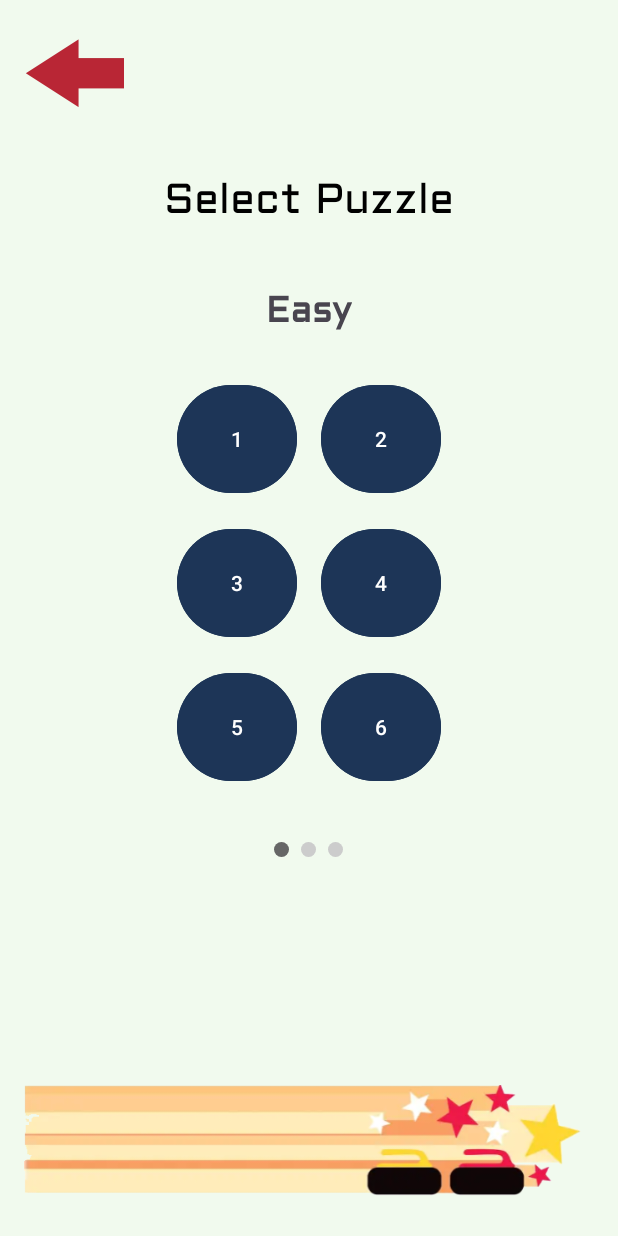
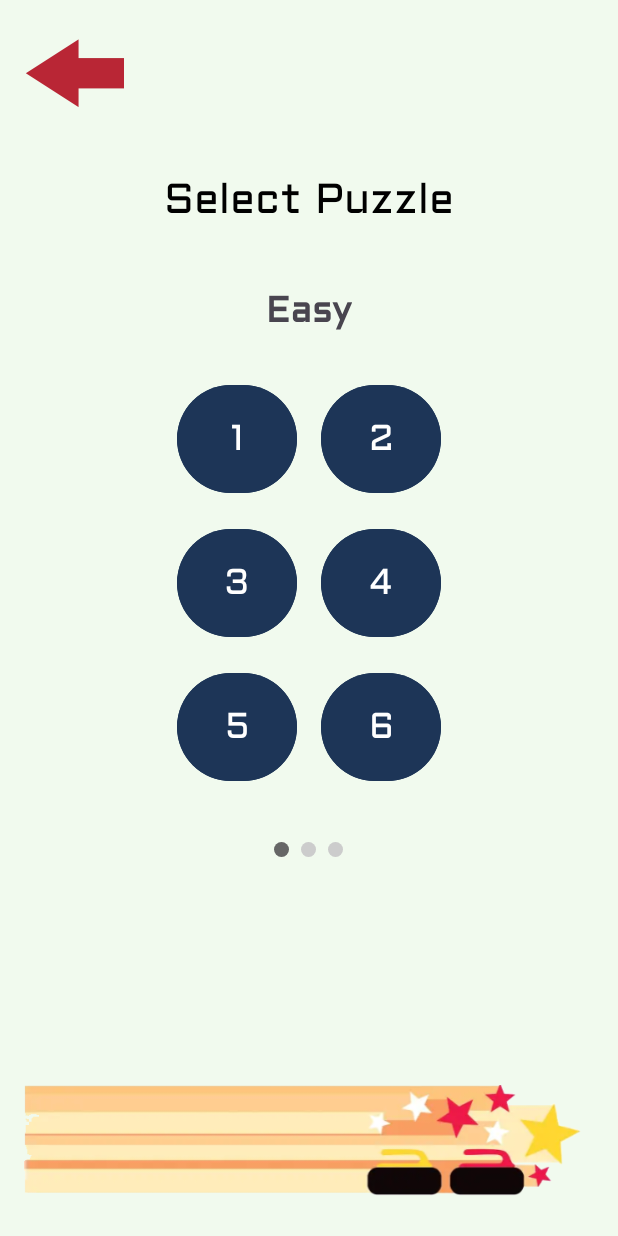
Before and after one commit to JamieStewart4/CS2063-project, an Android app: the EasyFragment screen opened directly, with no data from a screen before it, on a phone screen of 412 x 824 dp. Run offline under Robolectric (Android 15) with nearby library versions, the phone set to English and light mode, and no system bars.

Commit message:
Button colors, status tracking and level 3

```diff
--- a/app/src/main/java/com/example/curlingclubchampions/PuzzleCreator.kt
+++ b/app/src/main/java/com/example/curlingclubchampions/PuzzleCreator.kt
@@ -297,7 +297,7 @@ class PuzzleCreator : AppCompatActivity() {
         val gson = Gson()
         val jsonData = mapOf(
             "rocks" to rockList,       // Serialize the rock list
-            "winAreas" to winAreaList // Serialize the win area list
+            "winArea" to winAreaList // Serialize the win area list
         )
         val jsonString = gson.toJson(jsonData)
 
--- a/app/src/main/java/com/example/curlingclubchampions/PuzzleMode.kt
+++ b/app/src/main/java/com/example/curlingclubchampions/PuzzleMode.kt
@@ -31,6 +31,7 @@ class PuzzleMode: AppCompatActivity() {
 
     private var puzzleId = -1
     private lateinit var rockList: List<RockReader.Rock>
+    private lateinit var winAreaList: List<RockReader.WinArea>
     private lateinit var winArea: RockReader.WinArea
     private lateinit var winAreaRect: Rect
     private lateinit var winAreaCirc: WinCircle
@@ -72,6 +73,7 @@ class PuzzleMode: AppCompatActivity() {
         val jsonResourceId = when (puzzleId) {
             1 -> R.raw.level_1
             2 -> R.raw.level_2
+            3 -> R.raw.level_3
             //ADD LEVELS AS WE CREATE THEM LIKE ABOVE
             else -> {
                 Log.e("PuzzleMode", "No JSON file mapped for puzzle ID: $puzzleId")
@@ -91,7 +93,9 @@ class PuzzleMode: AppCompatActivity() {
         val rockReader = RockReader()
         val jsonString = rockReader.readJSON(this, jsonResourceId)
         rockList = rockReader.parseJSONToList(jsonString)
-        winArea = rockReader.parseJSONToWinArea(jsonString)
+        winAreaList = rockReader.parseJSONToWinArea(jsonString)
+        // temporary: win area is just index 0 until multi rock logic is done
+        winArea = winAreaList[0]
 
         // Get info and solution descriptions for this level
         infoDesc = rockReader.parseJSONToInfoDesc(jsonString)
--- a/app/src/main/java/com/example/curlingclubchampions/Rock/RockReader.kt
+++ b/app/src/main/java/com/example/curlingclubchampions/Rock/RockReader.kt
@@ -50,7 +50,7 @@ class RockReader {
     data class RockListWrapper(val rocks: List<Rock>)
 
     // Wrapper class to take win area from json file
-    data class WinAreaWrapper(val winArea: WinArea)
+    data class WinAreaWrapper(val winArea: List<WinArea>)
 
     // Wrapper class to take win area from json file
     data class InfoDescWrapper(val infoDescription: InfoDesc)
@@ -72,7 +72,7 @@ class RockReader {
     }
 
     // Parse lines of json string to create win area object
-    fun parseJSONToWinArea(jsonString: String): WinArea {
+    fun parseJSONToWinArea(jsonString: String): List<WinArea> {
         val gson = Gson()
         val winAreaWrapper = gson.fromJson(jsonString, WinAreaWrapper::class.java)
         return winAreaWrapper.winArea
--- a/app/src/main/java/com/example/curlingclubchampions/fragments/EasyFragment.kt
+++ b/app/src/main/java/com/example/curlingclubchampions/fragments/EasyFragment.kt
@@ -1,6 +1,8 @@
 package com.example.curlingclubchampions.fragments
 
+import android.content.Context
 import android.content.Intent
+import android.content.SharedPreferences
 import android.os.Bundle
 import android.view.LayoutInflater
 import android.view.View
@@ -21,35 +23,43 @@ class EasyFragment : Fragment() {
         val titleTextView: TextView = view.findViewById(R.id.title_easy)
         titleTextView.text = "Easy"
 
+        val preferences = requireContext().getSharedPreferences("level_status", Context.MODE_PRIVATE)
+
         val buttonLevel1 = view.findViewById<Button>(R.id.level_1)
         buttonLevel1.setOnClickListener {
             startPuzzleMode(1)
         }
+        updateButtonStatus(preferences, buttonLevel1, 1.toString())
 
         val buttonLevel2 = view.findViewById<Button>(R.id.level_2)
         buttonLevel2.setOnClickListener {
             startPuzzleMode(2)
         }
+        updateButtonStatus(preferences, buttonLevel2, 2.toString())
 
         val buttonLevel3 = view.findViewById<Button>(R.id.level_3)
         buttonLevel3.setOnClickListener {
             startPuzzleMode(3)
         }
+        updateButtonStatus(preferences, buttonLevel3, 3.toString())
 
         val buttonLevel4 = view.findViewById<Button>(R.id.level_4)
         buttonLevel4.setOnClickListener {
             startPuzzleMode(4)
         }
+        updateButtonStatus(preferences, buttonLevel4, 4.toString())
 
         val buttonLevel5 = view.findViewById<Button>(R.id.level_5)
         buttonLevel5.setOnClickListener {
             startPuzzleMode(5)
         }
+        updateButtonStatus(preferences, buttonLevel5, 5.toString())
 
         val buttonLevel6 = view.findViewById<Button>(R.id.level_6)
         buttonLevel6.setOnClickListener {
             startPuzzleMode(6)
         }
+        updateButtonStatus(preferences, buttonLevel6, 6.toString())
 
         return view
     }
@@ -59,4 +69,14 @@ class EasyFragment : Fragment() {
         intent.putExtra("PUZZLE_ID", puzzleId)
         startActivity(intent)
     }
+
+    private fun updateButtonStatus(preferences: SharedPreferences, button: Button, key: String) {
+        val status = preferences.getBoolean(key, false)
+        var color = resources.getColor(R.color.button, null)
+
+        if (status) {
+            color = resources.getColor(R.color.puzzle_level_complete, null)
+        }
+        button.setBackgroundColor(color)
+    }
 }
--- a/app/src/main/res/layout/fragment_easy.xml
+++ b/app/src/main/res/layout/fragment_easy.xml
@@ -29,6 +29,9 @@
             style="@style/GridButtonStyle"
             android:backgroundTint="@color/button"
             android:textColor="@color/white"
+            android:textSize="24sp"
+            android:fontFamily="@font/aldrich"
+            android:typeface="monospace"
             android:text="1" />
 
         <Button
@@ -36,6 +39,9 @@
             style="@style/GridButtonStyle"
             android:backgroundTint="@color/button"
             android:textColor="@color/white"
+            android:textSize="24sp"
+            android:fontFamily="@font/aldrich"
+            android:typeface="monospace"
             android:text="2" />
 
         <Button
@@ -43,6 +49,9 @@
             style="@style/GridButtonStyle"
             android:backgroundTint="@color/button"
             android:textColor="@color/white"
+            android:textSize="24sp"
+            android:fontFamily="@font/aldrich"
+            android:typeface="monospace"
             android:text="3" />
 
         <Button
@@ -50,6 +59,9 @@
             style="@style/GridButtonStyle"
             android:backgroundTint="@color/button"
             android:textColor="@color/white"
+            android:textSize="24sp"
+            android:fontFamily="@font/aldrich"
+            android:typeface="monospace"
             android:text="4" />
 
         <Button
@@ -57,6 +69,9 @@
             style="@style/GridButtonStyle"
             android:backgroundTint="@color/button"
             android:textColor="@color/white"
+            android:textSize="24sp"
+            android:fontFamily="@font/aldrich"
+            android:typeface="monospace"
             android:text="5" />
 
         <Button
@@ -64,6 +79,9 @@
             style="@style/GridButtonStyle"
             android:backgroundTint="@color/button"
             android:textColor="@color/white"
+            android:textSize="24sp"
+            android:fontFamily="@font/aldrich"
+            android:typeface="monospace"
             android:text="6" />
 
     </GridLayout>
--- a/app/src/main/res/values/colors.xml
+++ b/app/src/main/res/values/colors.xml
@@ -7,4 +7,5 @@
     <color name="background">#F1FAEE</color>
     <color name="transparent">#00FFFFFF</color>
     <color name="game_background">#0E2180</color>
+    <color name="puzzle_level_complete">#009B21</color>
 </resources>
```
Also changed, not shown: app/src/main/java/com/example/curlingclubchampions/PuzzleComplete.kt (+23 -0 lines), app/src/main/java/com/example/curlingclubchampions/fragments/HardFragment.kt (+20 -0 lines), app/src/main/java/com/example/curlingclubchampions/fragments/MediumFragment.kt (+20 -0 lines), app/src/main/res/layout/fragment_hard.xml (+18 -0 lines), app/src/main/res/layout/fragment_medium.xml (+18 -0 lines), app/src/main/res/raw/level_3.json (added, +36 -0 lines).
